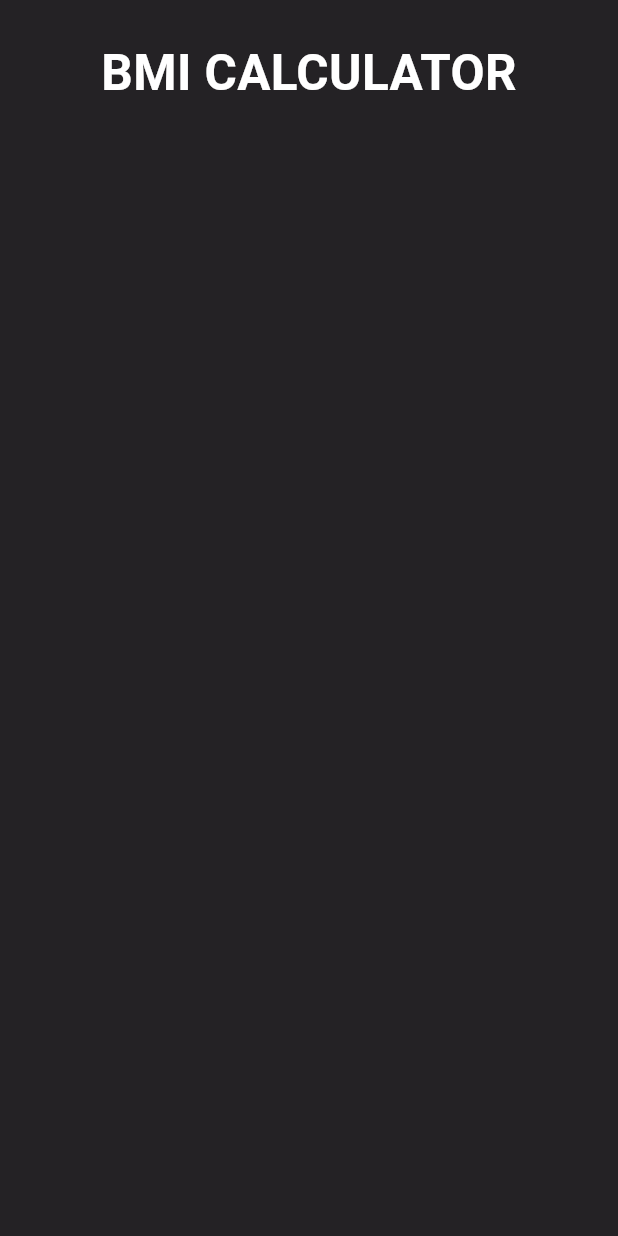
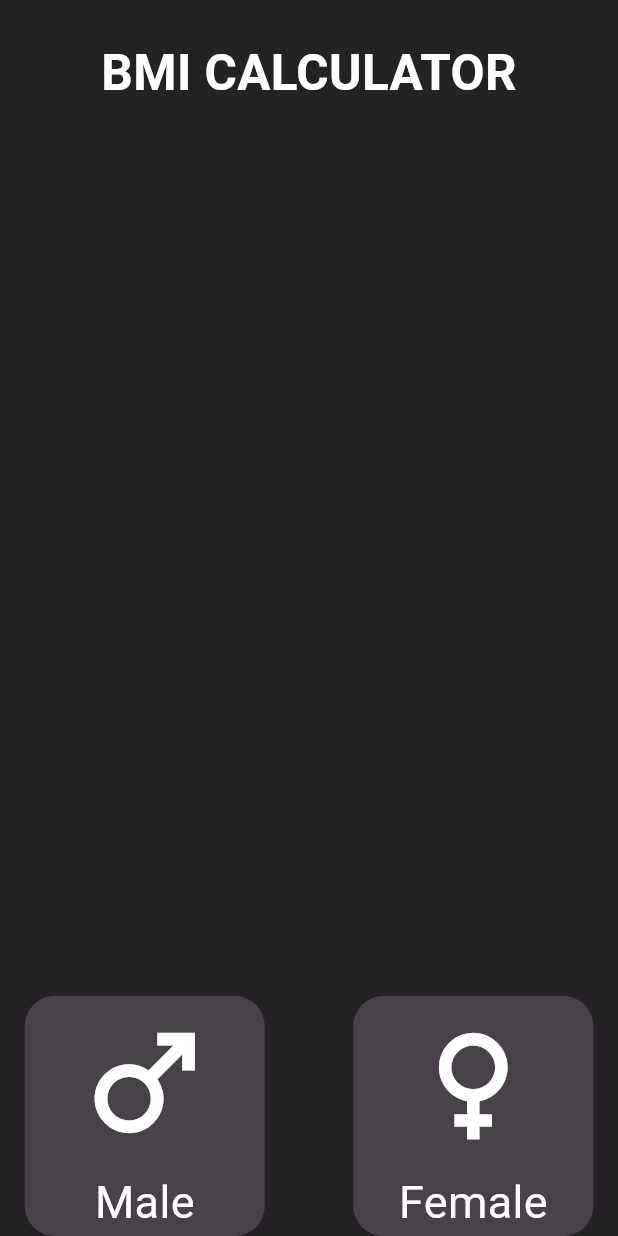
Before and after one commit to mukeshsheoran883/bmi_calculation, a Flutter app: the screen it shows after launch, on a phone screen of 412 x 824 dp. Run offline on Flutter 3.47's test engine with Material 2 defaults, Android fonts, the phone set to English and light mode, and no system bars.

Commit message:
Container commit

```diff
--- a/lib/screen/calculation_screen.dart
+++ b/lib/screen/calculation_screen.dart
@@ -14,8 +14,11 @@ class _CalculationScreenState extends State<CalculationScreen> {
       backgroundColor: const Color(0xFF242225),
       body: SafeArea(
         child: Padding(
-          padding:
-              EdgeInsets.only(top: MediaQuery.of(context).size.height * 0.03),
+          padding: EdgeInsets.only(
+            top: MediaQuery.of(context).size.height * 0.03,
+            left: MediaQuery.of(context).size.width * 0.04,
+            right: MediaQuery.of(context).size.width * 0.04,
+          ),
           child: Center(
             child: Column(
               mainAxisAlignment: MainAxisAlignment.spaceBetween,
@@ -28,6 +31,59 @@ class _CalculationScreenState extends State<CalculationScreen> {
                     fontWeight: FontWeight.bold,
                   ),
                 ),
+                Row(
+                  mainAxisAlignment: MainAxisAlignment.spaceBetween,
+                  children: [
+                    Container(
+                      height: 160,
+                      width: 160,
+                      decoration: BoxDecoration(
+                        color: const Color(0xFF484149),
+                        borderRadius: BorderRadius.circular(20),
+                      ),
+                      child: Column(
+                        children: [
+                          IconButton(
+                            onPressed: () {},
+                            icon: const Icon(
+                              Icons.male,
+                              color: Colors.white,
+                              size: 100,
+                            ),
+                          ),
+                          const Text(
+                            "Male",
+                            style: TextStyle(color: Colors.white, fontSize: 30),
+                          ),
+                        ],
+                      ),
+                    ),
+                    Container(
+                      height: 160,
+                      width: 160,
+                      decoration: BoxDecoration(
+                        color: const Color(0xFF484149),
+                        borderRadius: BorderRadius.circular(20),
+                      ),
+                      child: Column(
+                        children: [
+                          IconButton(
+                            onPressed: () {},
+                            icon: const Icon(
+                              Icons.female_outlined,
+                              color: Colors.white,
+                              size: 100,
+                            ),
+                          ),
+                          const Text(
+                            "Female",
+                            style: TextStyle(color: Colors.white, fontSize: 30),
+                          ),
+                        ],
+                      ),
+                    ),
+                  ],
+                ),
               ],
             ),
           ),
```
